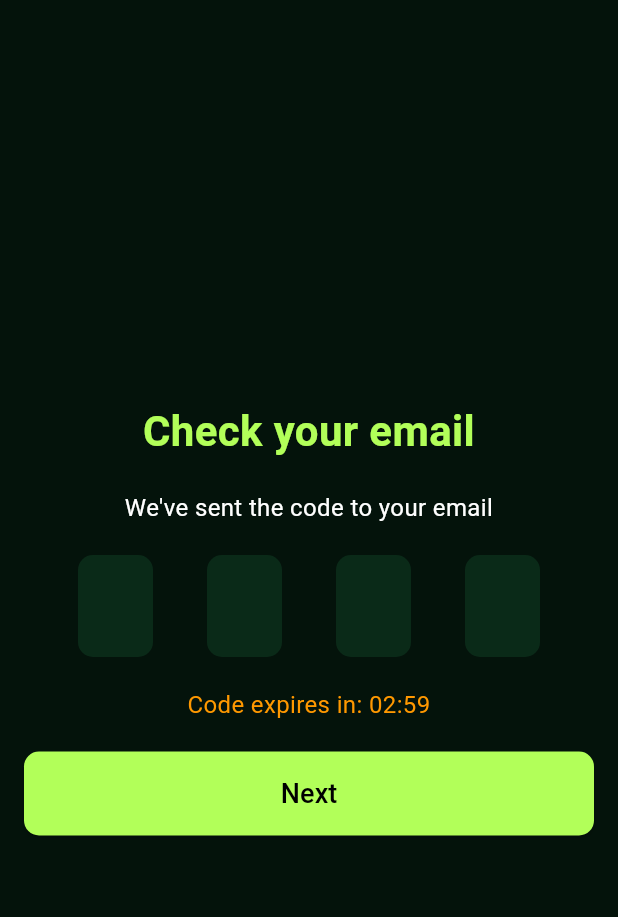
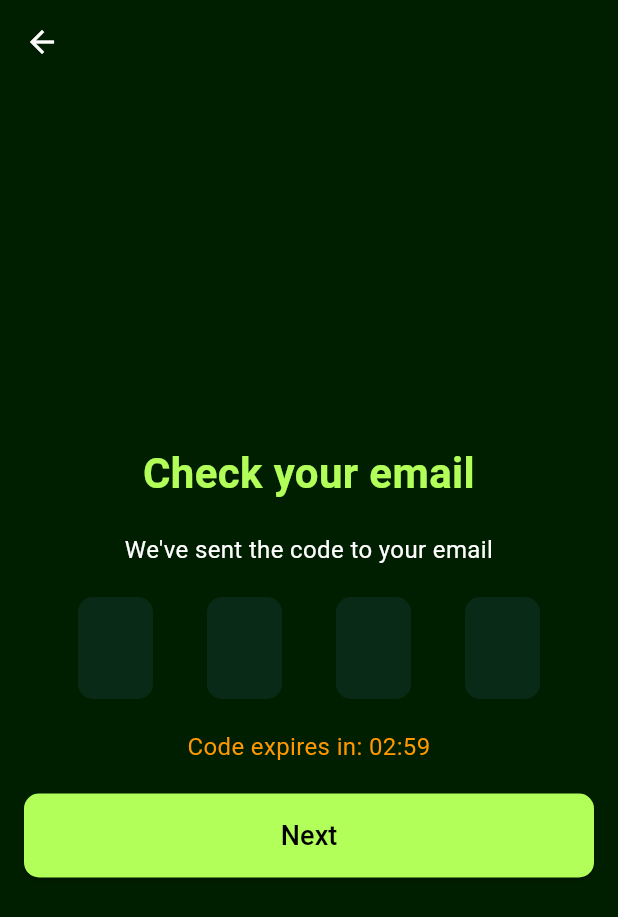
Before and after one commit to wetdino21/Trashtrack_flutter_frontend, a Flutter app: the ForgotPassword screen opened by its route, after a tap on "Next", on a phone screen of 412 x 824 dp. Shown: the top 917 px of the screen. Run offline on Flutter 3.47's test engine with Material 3 defaults, Android fonts, the phone set to English and light mode, and no system bars; our stand-ins replace google_sign_in, sliding_up_panel, smooth_page_indicator.

Commit message:
Your commit message

```diff
--- a/lib/Customer/C_email_verification.dart
+++ b/lib/Customer/C_email_verification.dart
@@ -3,6 +3,7 @@ import 'dart:async';
 import 'package:flutter/material.dart';
 import 'package:flutter/services.dart';
 import 'package:trashtrack/Hauler/login.dart';
+import 'package:trashtrack/Hauler/styles.dart';
 
 class EmailVerification extends StatelessWidget {
   const EmailVerification({super.key});
@@ -12,6 +13,8 @@ class EmailVerification extends StatelessWidget {
     return Scaffold(
       appBar: AppBar(
         title: Text('Email Verification'),
+        backgroundColor: backgroundColor,
+        foregroundColor: Colors.white,
       ),
       body: CheckEmailScreenVerify(),
     );
--- a/lib/Hauler/email_verification.dart
+++ b/lib/Hauler/email_verification.dart
@@ -3,6 +3,7 @@ import 'dart:async';
 import 'package:flutter/material.dart';
 import 'package:flutter/services.dart';
 import 'package:trashtrack/Hauler/login.dart';
+import 'package:trashtrack/Hauler/styles.dart';
 
 class EmailVerification extends StatelessWidget {
   const EmailVerification({super.key});
@@ -12,6 +13,8 @@ class EmailVerification extends StatelessWidget {
     return Scaffold(
       appBar: AppBar(
         title: Text('Email Verification'),
+        backgroundColor: backgroundColor,
+        foregroundColor: Colors.white,
       ),
       body: CheckEmailScreenVerify(),
     );
@@ -76,7 +79,7 @@ class _EmailVerificationState extends State<CheckEmailScreenVerify> {
   @override
   Widget build(BuildContext context) {
     return Scaffold(
-      backgroundColor: Color(0xFF04130B),
+      backgroundColor: backgroundColor,
       body: Padding(
         padding: const EdgeInsets.all(16.0),
         child: Form(
--- a/lib/Hauler/forgot_pass.dart
+++ b/lib/Hauler/forgot_pass.dart
@@ -3,6 +3,7 @@ import 'dart:async';
 import 'package:flutter/material.dart';
 import 'package:flutter/services.dart';
 import 'package:trashtrack/Hauler/login.dart';
+import 'package:trashtrack/Hauler/styles.dart';
 
 class ForgotPassword extends StatelessWidget {
   const ForgotPassword({super.key});
@@ -11,7 +12,9 @@ class ForgotPassword extends StatelessWidget {
   Widget build(BuildContext context) {
     return Scaffold(
       appBar: AppBar(
-        title: Text('Forgot Password'),
+        //title: Text('Forgot Password'),
+        backgroundColor: backgroundColor,
+        foregroundColor: Colors.white,
       ),
       body: PasswordRecoveryScreen(),
     );
@@ -44,7 +47,7 @@ class _PasswordRecoveryScreenState extends State<PasswordRecoveryScreen> {
   @override
   Widget build(BuildContext context) {
     return Scaffold(
-      backgroundColor: Color(0xFF04130B),
+      backgroundColor: backgroundColor,
       body: Padding(
         padding: const EdgeInsets.all(16.0),
         child: Form(
@@ -186,7 +189,12 @@ class _CheckEmailScreenState extends State<CheckEmailScreen> {
   @override
   Widget build(BuildContext context) {
     return Scaffold(
-      backgroundColor: Color(0xFF04130B),
+      appBar: AppBar(
+        //title: Text('Forgot Password'),
+        backgroundColor: backgroundColor,
+        foregroundColor: Colors.white,
+      ),
+      backgroundColor: backgroundColor,
       body: Padding(
         padding: const EdgeInsets.all(16.0),
         child: Form(
@@ -333,7 +341,12 @@ class _ResetPasswordScreenState extends State<ResetPasswordScreen> {
   @override
   Widget build(BuildContext context) {
     return Scaffold(
-      backgroundColor: Color(0xFF04130B),
+      appBar: AppBar(
+        //title: Text('Forgot Password'),
+        backgroundColor: backgroundColor,
+        foregroundColor: Colors.white,
+      ),
+      backgroundColor: backgroundColor,
       body: Padding(
         padding: const EdgeInsets.all(16.0),
         child: Form(
--- a/lib/main.dart
+++ b/lib/main.dart
@@ -22,11 +22,10 @@ class MyApp extends StatelessWidget {
 
   @override
   Widget build(BuildContext context) {
-    int num =0;
 
     return MaterialApp(
       debugShowCheckedModeBanner: false,
-      initialRoute: num == 0?'splash': '',
+      initialRoute: 'splash',
       routes: {
 
         //Hauler Routes
```
Also changed, not shown: lib/Customer/C_forgot_pass.dart (+17 -4 lines), 1 other file.
